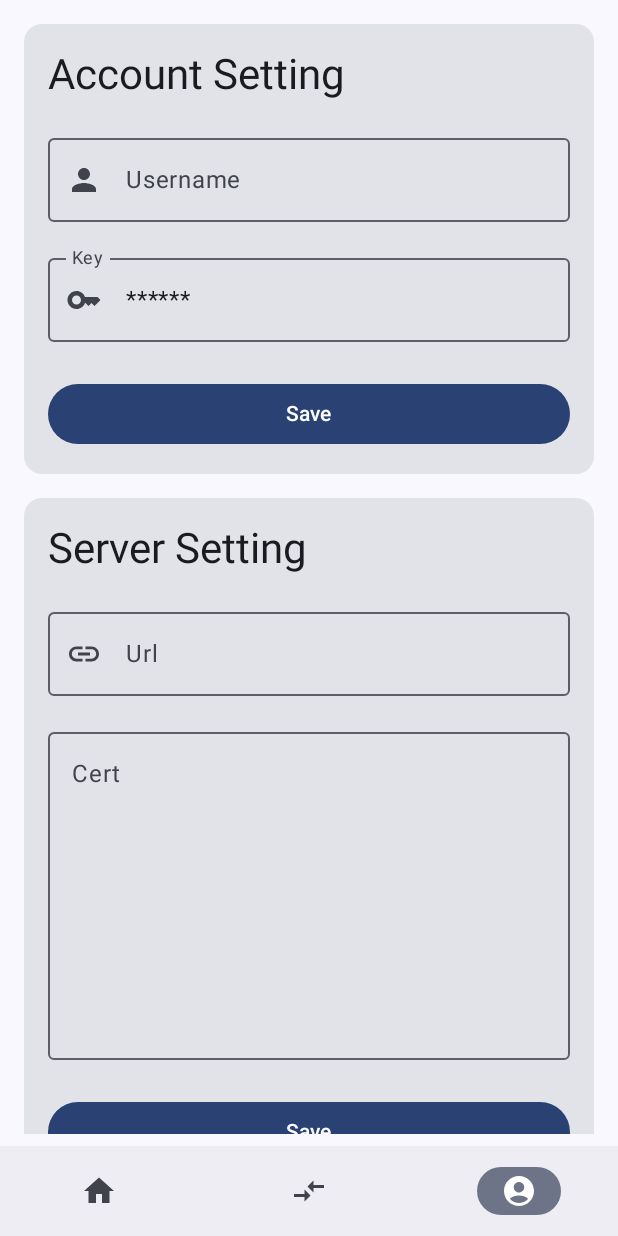
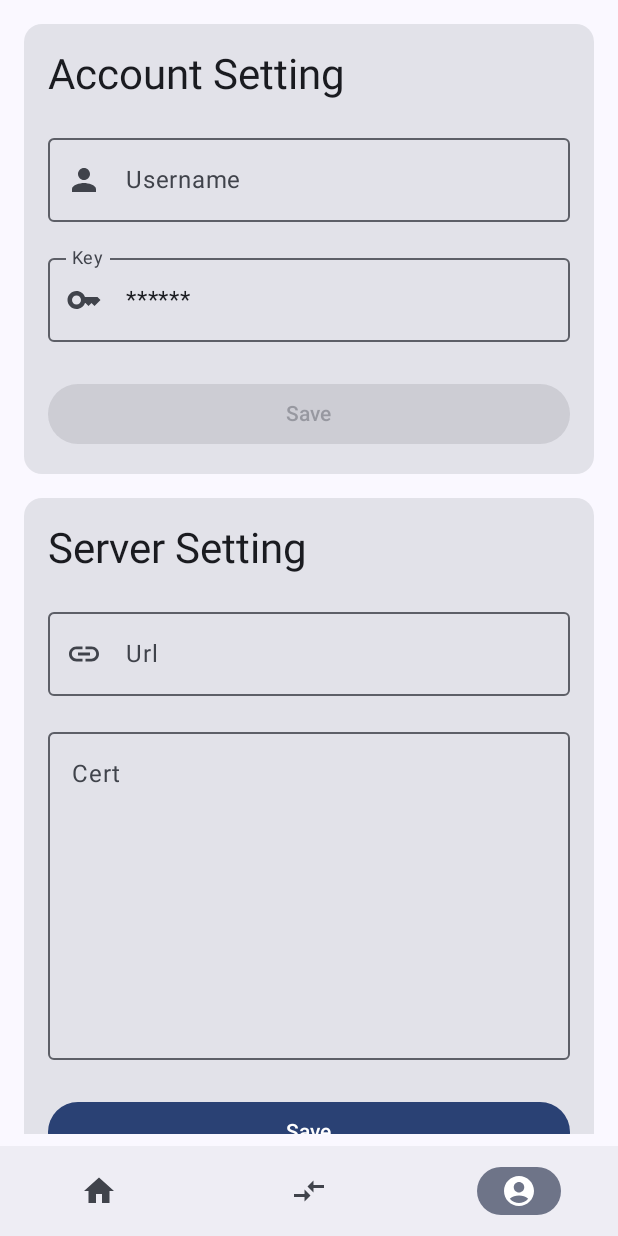
Before and after one commit to rootacite/Aether, an Android app built with Jetpack Compose: the MeScreen screen opened through its navigation route, after a tap on "Save", on a phone screen of 412 x 824 dp. Run offline under Robolectric (Android 15) with nearby library versions, the light colour scheme and no system bars.

Commit message:
[fix] Prevent mixed video lists when switching tabs quickly& Not confirming server information when updating accounts

```diff
--- a/app/src/main/java/com/acitelight/aether/view/MeScreen.kt
+++ b/app/src/main/java/com/acitelight/aether/view/MeScreen.kt
@@ -106,7 +106,8 @@ fun MeScreen(meScreenViewModel: MeScreenViewModel = viewModel()) {
                         onClick = {
                             meScreenViewModel.updateAccount(username, privateKey, context)
                         },
-                        modifier = Modifier.fillMaxWidth()
+                        modifier = Modifier.fillMaxWidth(),
+                        enabled = privateKey != "******"
                     ) {
                         Text("Save")
                     }
--- a/app/src/main/java/com/acitelight/aether/viewModel/MeScreenViewModel.kt
+++ b/app/src/main/java/com/acitelight/aether/viewModel/MeScreenViewModel.kt
@@ -73,7 +73,7 @@ class MeScreenViewModel(application: Application) : AndroidViewModel(application
             val c = certFlow.first()
             val p = privateKeyFlow.first()
 
-            if (u == "" || c == "" || p == "") return@launch
+            if (u == "" || c == "" || p == "" || us == "") return@launch
 
             try {
                 ApiClient.apply(u, c)
@@ -105,7 +105,10 @@ class MeScreenViewModel(application: Application) : AndroidViewModel(application
             val u = userNameFlow.first()
             val p = privateKeyFlow.first()
 
-            if (u == "" || p == "") return@launch
+            val ur = urlFlow.first()
+            val c = certFlow.first()
+
+            if (u == "" || p == "" || ur == "" || c == "") return@launch
 
             try {
                 MediaManager.token = AuthManager.fetchToken(
--- a/app/src/main/java/com/acitelight/aether/viewModel/VideoScreenViewModel.kt
+++ b/app/src/main/java/com/acitelight/aether/viewModel/VideoScreenViewModel.kt
@@ -63,8 +63,9 @@ class VideoScreenViewModel(application: Application) : AndroidViewModel(applicat
 
     suspend fun init() {
         _klasses.value = MediaManager.listVideoKlasses()
+
         MediaManager.listVideos(_klasses.value.first()){
-            v -> videos.add(videos.size, v)
+            v -> if(0 == tabIndex.value && !videos.contains(v)) videos.add(videos.size, v)
         }
     }
 
@@ -73,10 +74,11 @@ class VideoScreenViewModel(application: Application) : AndroidViewModel(applicat
         viewModelScope.launch()
         {
             _tabIndex.intValue = index;
+
             videos.clear()
             MediaManager.listVideos(_klasses.value[index])
             {
-                v -> videos.add(videos.size, v)
+                v -> if(index == tabIndex.value) videos.add(videos.size, v)
             }
         }
     }
```
